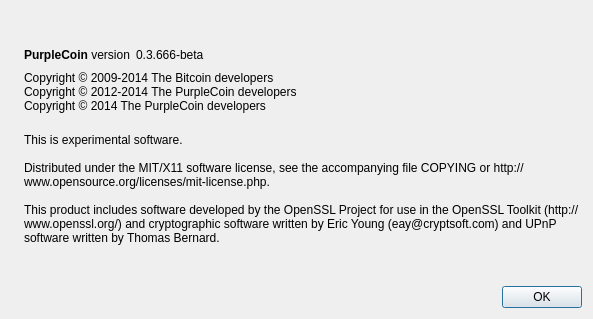
Before: the Qt Designer form src/qt/forms/aboutdialog.ui in elgenioroshan/purplecoin, drawn with Qt 5.
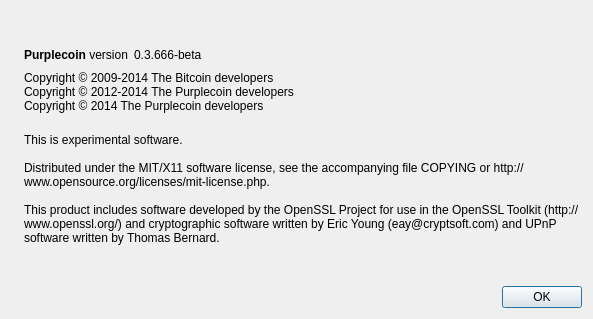
After: the same form once the commit is applied. Icons and pictures are not drawn.

Diff of the .ui file:
```diff
--- a/src/qt/forms/aboutdialog.ui
+++ b/src/qt/forms/aboutdialog.ui
@@ -50,7 +50,7 @@
           <cursorShape>IBeamCursor</cursorShape>
          </property>
          <property name="text">
-          <string>&lt;b&gt;PurpleCoin&lt;/b&gt; version</string>
+          <string>&lt;b&gt;Purplecoin&lt;/b&gt; version</string>
          </property>
          <property name="textInteractionFlags">
           <set>Qt::LinksAccessibleByMouse|Qt::TextSelectableByKeyboard|Qt::TextSelectableByMouse</set>
@@ -92,8 +92,8 @@
        </property>
        <property name="text">
         <string>Copyright © 2009-2014 The Bitcoin developers
-Copyright © 2012-2014 The PurpleCoin developers
-Copyright © 2014 The PurpleCoin developers</string>
+Copyright © 2012-2014 The Purplecoin developers
+Copyright © 2014 The Purplecoin developers</string>
        </property>
        <property name="textInteractionFlags">
         <set>Qt::LinksAccessibleByMouse|Qt::TextSelectableByKeyboard|Qt::TextSelectableByMouse</set>
```
Left out of the diff: 2 changed lines with no effect on the pictures.
